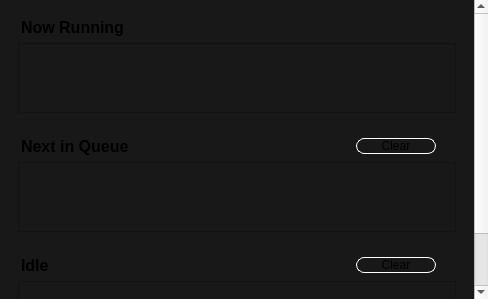
Before: the Qt Designer form src/gui/forms/queuepage.ui in evoplex/evoplex, drawn with Qt 5.
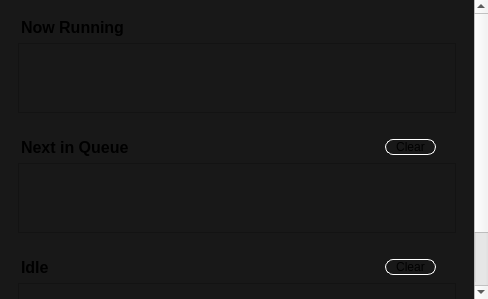
After: the same form once the commit is applied. Custom widgets are drawn as their Qt base class.

Commit message: gui - cosmetic fixes (button size)

Diff of the .ui file:
```diff
--- a/src/gui/forms/queuepage.ui
+++ b/src/gui/forms/queuepage.ui
@@ -112,25 +112,28 @@
            </property>
           </widget>
          </item>
+         <item>
+          <spacer name="horizontalSpacer">
+           <property name="orientation">
+            <enum>Qt::Horizontal</enum>
+           </property>
+           <property name="sizeHint" stdset="0">
+            <size>
+             <width>40</width>
+             <height>20</height>
+            </size>
+           </property>
+          </spacer>
+         </item>
          <item>
           <widget class="QPushButton" name="bClearQueue">
-           <property name="sizePolicy">
-            <sizepolicy hsizetype="Fixed" vsizetype="Fixed">
-             <horstretch>0</horstretch>
-             <verstretch>0</verstretch>
-            </sizepolicy>
-           </property>
-           <property name="minimumSize">
-            <size>
-             <width>80</width>
-             <height>0</height>
-            </size>
-           </property>
            <property name="styleSheet">
             <string notr="true">QPushButton  {
-	border: 1px solid white;
-    border-radius: 8px;
-    background-color: transparent;
+  border: 1px solid white;
+  border-radius: 8px;
+  background-color: transparent;
+  padding-left: 10px;
+  padding-right: 10px;
 }
 QPushButton::hover {
 	background-color: #4285f4;
@@ -193,25 +196,28 @@
            </property>
           </widget>
          </item>
+         <item>
+          <spacer name="horizontalSpacer_2">
+           <property name="orientation">
+            <enum>Qt::Horizontal</enum>
+           </property>
+           <property name="sizeHint" stdset="0">
+            <size>
+             <width>40</width>
+             <height>20</height>
+            </size>
+           </property>
+          </spacer>
+         </item>
          <item>
           <widget class="QPushButton" name="bClearIdle">
-           <property name="sizePolicy">
-            <sizepolicy hsizetype="Fixed" vsizetype="Fixed">
-             <horstretch>0</horstretch>
-             <verstretch>0</verstretch>
-            </sizepolicy>
-           </property>
-           <property name="minimumSize">
-            <size>
-             <width>80</width>
-             <height>0</height>
-            </size>
-           </property>
            <property name="styleSheet">
             <string notr="true">QPushButton  {
-	border: 1px solid white;
-    border-radius: 8px;
-    background-color: transparent;
+  border: 1px solid white;
+  border-radius: 8px;
+  background-color: transparent;
+  padding-left: 10px;
+  padding-right: 10px;
 }
 QPushButton::hover {
 	background-color: #4285f4;
```
Left out of the diff: 4 changed lines with no effect on the pictures. The commit also changes 3 other files.
